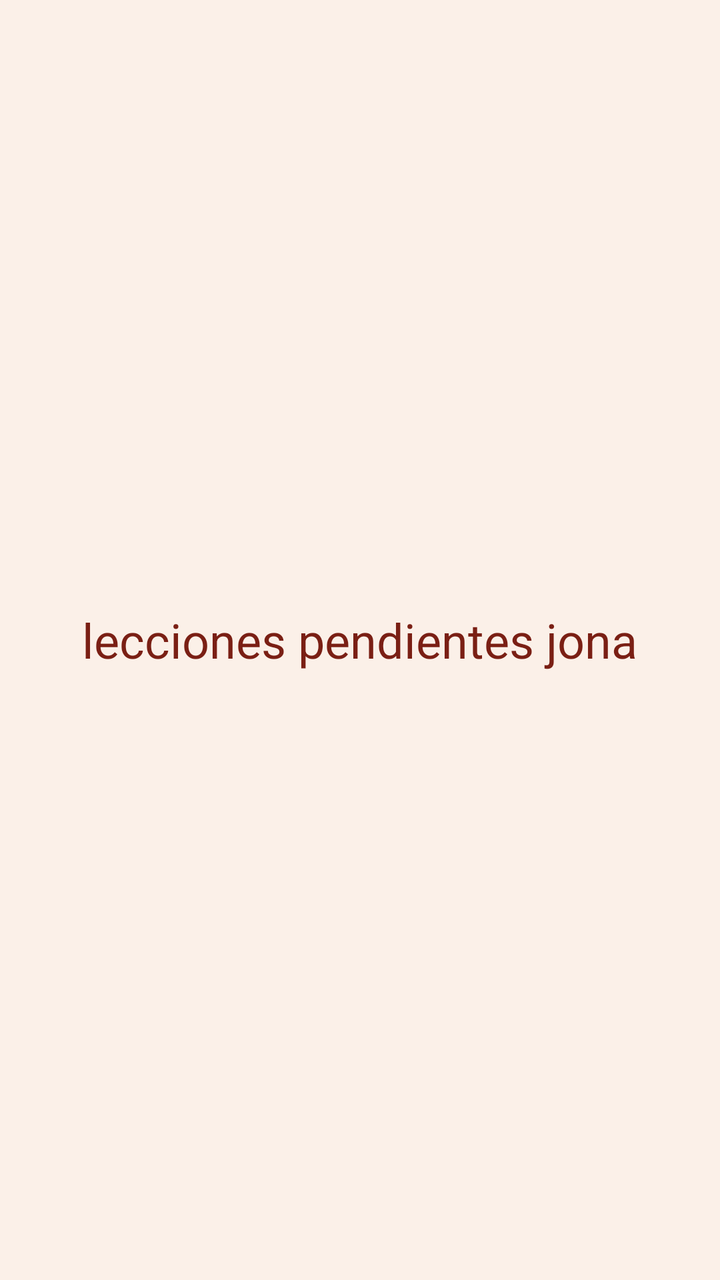
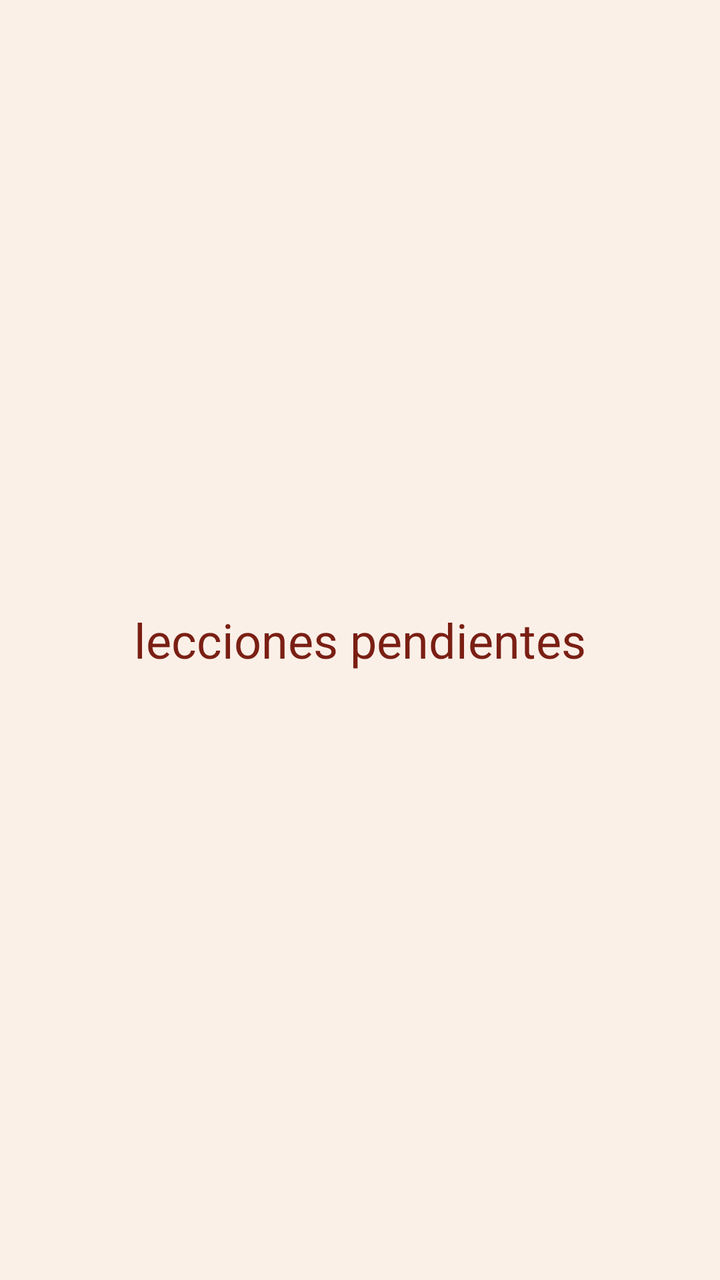

An Android layout rendered at two revisions. The XML below is the earlier revision; the diff shows what the commit changed to produce the second picture.
<!-- AndroidManifest.xml: application theme Theme.Buti -->
<!-- res/layout/fragment_lecciones.xml -->
<?xml version="1.0" encoding="utf-8"?>
<FrameLayout xmlns:android="http://schemas.android.com/apk/res/android"
    android:layout_width="match_parent"
    android:layout_height="match_parent">

    <TextView
        android:layout_width="wrap_content"
        android:layout_height="wrap_content"
        android:layout_gravity="center"
        android:text="lecciones pendientes jona"
        android:textAppearance="?attr/textAppearanceHeadlineSmall"
        android:textColor="@color/buti_marron" />

</FrameLayout>
<!-- resources referenced by this layout -->
<resources>
  <color name="buti_marron">#FF7A1F14</color>
  <style name="Theme.Buti" parent="Base.Theme.Buti" />
  <style name="Base.Theme.Buti" parent="Theme.Material3.Light.NoActionBar">
          <item name="colorPrimary">@color/buti_naranja</item>
          <item name="colorOnPrimary">@color/white</item>
          <item name="colorSecondary">@color/buti_verde</item>
          <item name="colorOnSecondary">@color/white</item>
          <item name="colorSurface">@color/buti_blanco</item>
          <item name="colorOnSurface">@color/buti_azul</item>
          <item name="android:colorBackground">@color/buti_crema</item>
      </style>
  <color name="buti_naranja">#FFC8571F</color>
  <color name="white">#FFFFFFFF</color>
  <color name="buti_verde">#FF8A9A6E</color>
  <color name="buti_blanco">#FFFFFFFF</color>
  <color name="buti_azul">#FF1E3A5F</color>
  <color name="buti_crema">#FFFBF0E8</color>
</resources>

<!-- the commit's change to res/layout/fragment_lecciones.xml (unified diff, before → after) -->
@@ -7,7 +7,7 @@
         android:layout_width="wrap_content"
         android:layout_height="wrap_content"
         android:layout_gravity="center"
-        android:text="lecciones pendientes jona"
+        android:text="lecciones pendientes"
         android:textAppearance="?attr/textAppearanceHeadlineSmall"
         android:textColor="@color/buti_marron" />
 
